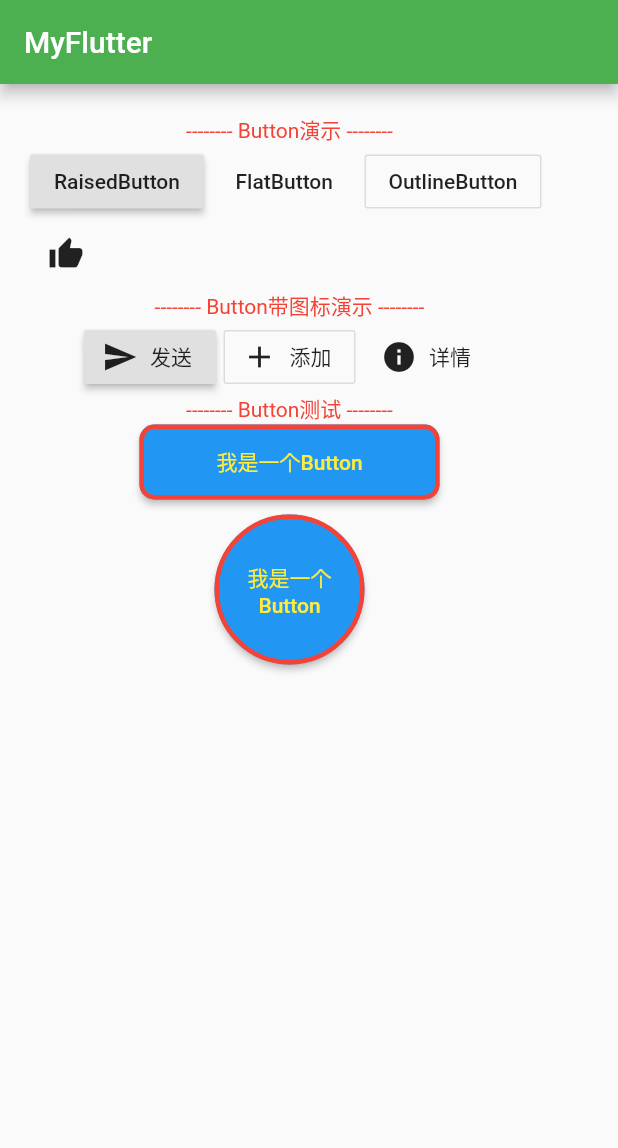
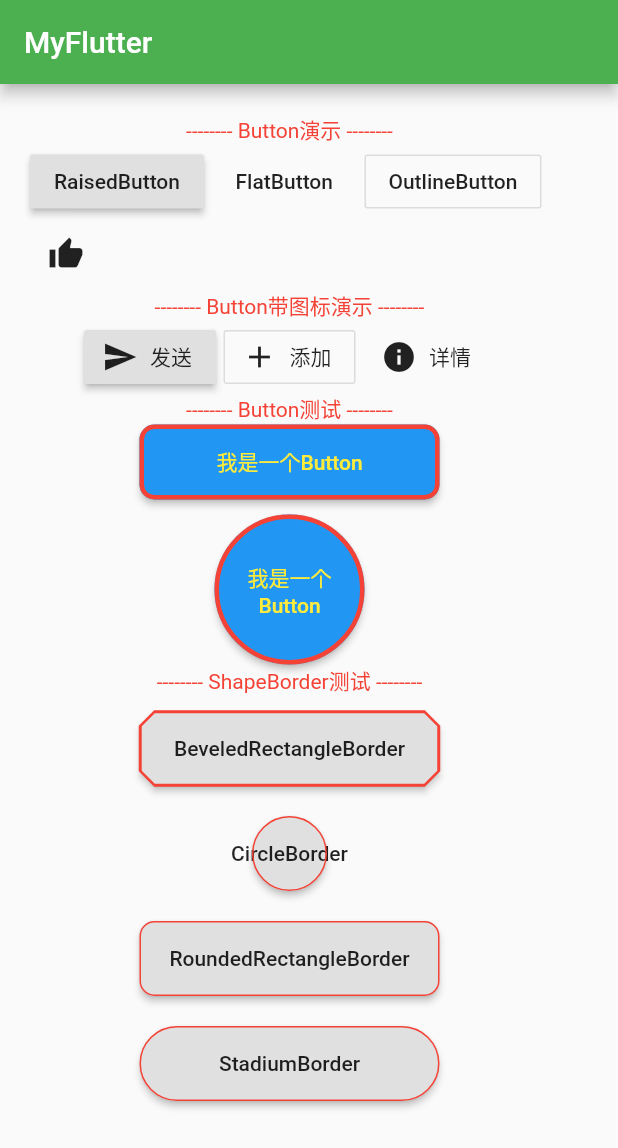
Before and after one commit to changshuai7/flutter_app_demo, a Flutter app: the screen it shows after launch, on a phone screen of 412 x 824 dp. Shown: the top 1148 px of the screen. Run offline on Flutter 3.47's test engine with Material 2 defaults, Android fonts, the phone set to English and light mode, and no system bars.

Commit message:
ShapeBorderTest done

```diff
--- a/lib/widget/button_demo.dart
+++ b/lib/widget/button_demo.dart
@@ -22,6 +22,11 @@ class ButtonDemo extends StatelessWidget {
             style: TextStyle(color: Colors.red),
           ),
           BtnTest(),
+          Text(
+            '-------- ShapeBorder测试 --------',
+            style: TextStyle(color: Colors.red),
+          ),
+          ShapeBorderTest(),
         ],
       ),
     );
@@ -139,3 +144,57 @@ class BtnTest extends StatelessWidget {
     );
   }
 }
+
+class ShapeBorderTest extends StatelessWidget {
+  @override
+  Widget build(BuildContext context) {
+    return Column(
+      children: [
+        MyShapeBtn(
+            BeveledRectangleBorder(
+                side: BorderSide(color: Colors.red, width: 1),
+                borderRadius: BorderRadius.all(Radius.circular(10))),
+            'BeveledRectangleBorder'),
+        MyShapeBtn(
+            CircleBorder(
+              side: BorderSide(color: Colors.red, width: 1),
+            ),
+            'CircleBorder'),
+        MyShapeBtn(
+            RoundedRectangleBorder(
+              side: BorderSide(color: Colors.red, width: 1),
+              borderRadius: BorderRadius.all(Radius.circular(10)),
+            ),
+            'RoundedRectangleBorder'),
+        MyShapeBtn(
+            StadiumBorder(
+              side: BorderSide(color: Colors.red, width: 1),
+            ),
+            'StadiumBorder'),
+      ],
+    );
+  }
+}
+
+class MyShapeBtn extends StatelessWidget {
+  final ShapeBorder shape;
+  final String des;
+
+  MyShapeBtn(this.shape, this.des);
+
+  @override
+  Widget build(BuildContext context) {
+    return Padding(
+      padding: EdgeInsets.fromLTRB(0, 10, 0, 10),
+      child: Container(
+        width: 200,
+        height: 50,
+        child: RaisedButton(
+          shape: this.shape,
+          onPressed: () {},
+          child: Text(this.des),
+        ),
+      ),
+    );
+  }
+}
```
